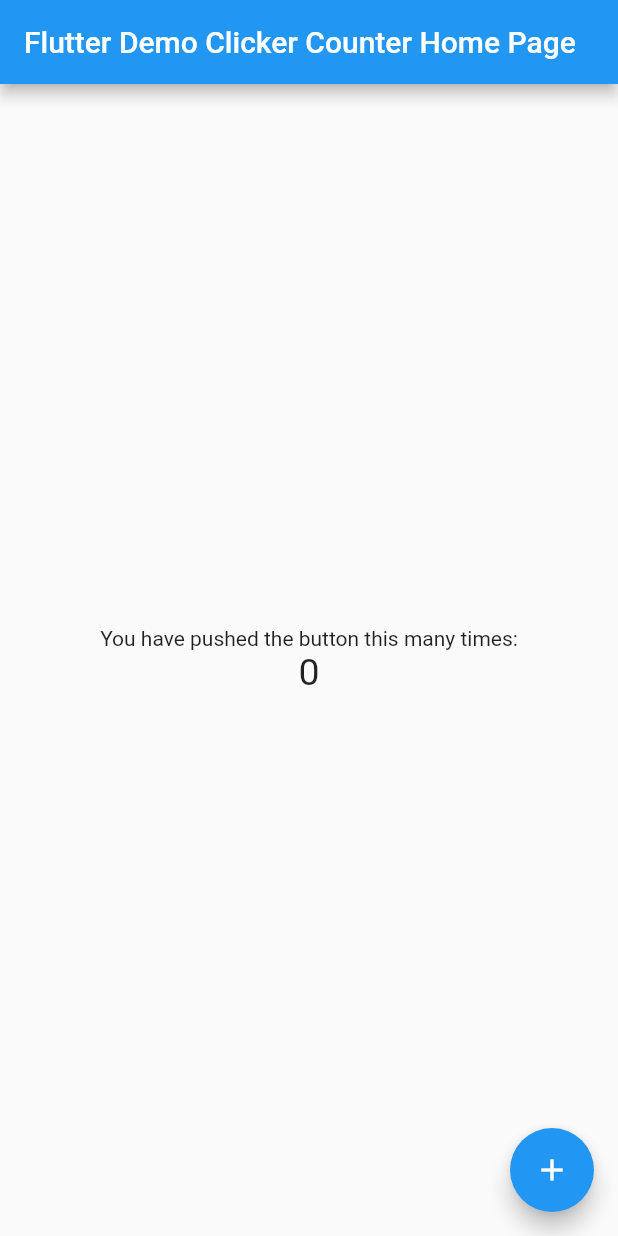
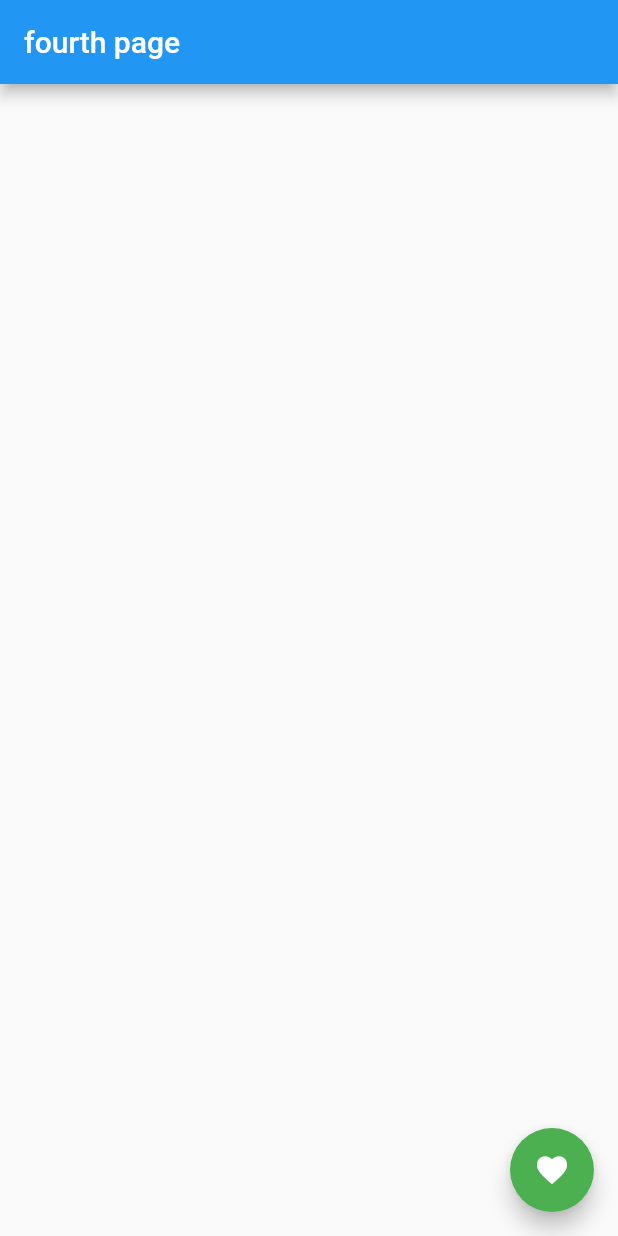
Before and after one commit to mounika-bestha11/flutter_learning, a Flutter app: the screen it shows after launch, on a phone screen of 412 x 824 dp. Run offline on Flutter 3.47's test engine with Material 2 defaults, Android fonts, the phone set to English and light mode, and no system bars.

Commit message:
base ready

```diff
--- a/lib/main.dart
+++ b/lib/main.dart
@@ -1,99 +1,32 @@
 import 'package:flutter/material.dart';
+import 'package:learn/screens/my_container_page.dart';
+import 'package:learn/screens/my_first_page.dart';
+import 'package:learn/screens/my_floating_action_button.dart';
+import 'package:learn/screens/snack_bar.dart';
 
-void main() => runApp(MyApp());
+void main() => runApp(const MyApp());
 
-class MyApp extends StatelessWidget {
+class MyApp extends StatefulWidget {
+  const MyApp({Key? key}) : super(key: key);
+
+  @override
+  State<MyApp> createState() => _MyAppState();
+}
+
+class _MyAppState extends State<MyApp> {
   // This widget is the root of your application.
   @override
   Widget build(BuildContext context) {
     return MaterialApp(
       // Application name
       title: 'Flutter Stateful Clicker Counter',
+      debugShowCheckedModeBanner: false,
       theme: ThemeData(
         // Application theme data, you can set the colors for the application as
         // you want
         primarySwatch: Colors.blue,
       ),
-      home: MyHomePage(title: 'Flutter Demo Clicker Counter Home Page'),
+      home: MyFourthPage(),
     );
   }
 }
-
-class MyHomePage extends StatefulWidget {
-  final String title;
-  const MyHomePage({Key? key, required this.title}) : super(key: key);
-
-  // This widget is the home page of your application. It is stateful, meaning
-  // that it has a State object (defined below) that contains fields that affect
-  // how it looks.
-
-  // This class is the configuration for the state. It holds the values (in this
-  // case the title) provided by the parent (in this case the App widget) and
-  // used by the build method of the State. Fields in a Widget subclass are
-  // always marked "final".
-
-  @override
-  _MyHomePageState createState() => _MyHomePageState();
-}
-
-class _MyHomePageState extends State<MyHomePage> {
-  int _counter = 0;
-
-  void _incrementCounter() {
-    setState(() {
-      // This call to setState tells the Flutter framework that something has
-      // changed in this State, which causes it to rerun the build method below
-      // so that the display can reflect the updated values. If we changed
-      // _counter without calling setState(), then the build method would not be
-      // called again, and so nothing would appear to happen.
-      _counter++;
-    });
-  }
-
-  @override
-  Widget build(BuildContext context) {
-    // This method is rerun every time setState is called, for instance as done
-    // by the _incrementCounter method above.
-    //
-    // The Flutter framework has been optimized to make rerunning build methods
-    // fast, so that you can just rebuild anything that needs updating rather
-    // than having to individually change instances of widgets.
-    return Scaffold(
-      appBar: AppBar(
-        // Here we take the value from the MyHomePage object that was created by
-        // the App.build method, and use it to set our appbar title.
-        title: Text(widget.title),
-      ),
-      body: Center(
-        // Center is a layout widget. It takes a single child and positions it
-        // in the middle of the parent.
-        child: Column(
-          // Column is also a layout widget. It takes a list of children and
-          // arranges them vertically. By default, it sizes itself to fit its
-          // children horizontally, and tries to be as tall as its parent.
-          //
-          // Column has various properties to control how it sizes itself and
-          // how it positions its children. Here we use mainAxisAlignment to
-          // center the children vertically; the main axis here is the vertical
-          // axis because Columns are vertical (the cross axis would be
-          // horizontal).
-          mainAxisAlignment: MainAxisAlignment.center,
-          children: <Widget>[
-            Text(
-              'You have pushed the button this many times:',
-            ),
-            Text(
-              '$_counter',
-              style: TextStyle(fontSize: 25),
-            ),
-          ],
-        ),
-      ),
-      floatingActionButton: FloatingActionButton(
-        onPressed: _incrementCounter,
-        tooltip: 'Increment',
-        child: Icon(Icons.add),
-      ), // This trailing comma makes auto-formatting nicer for build methods.
-    );
-  }
-}
--- /dev/null
+++ b/lib/screens/snack_bar.dart
@@ -0,0 +1,37 @@
+import 'package:flutter/cupertino.dart';
+import 'package:flutter/material.dart';
+
+class MyFourthPage extends StatelessWidget {
+  final _scaffoldKey = GlobalKey<ScaffoldState>();
+  //const MyFourthPage({Key? key}) : super(key: key);
+
+  @override
+  Widget build(BuildContext context) {
+    return Scaffold(
+      key: _scaffoldKey,
+      appBar: AppBar(
+        title: Text('fourth page'),
+      ),
+      body: Container(),
+      floatingActionButton: FloatingActionButton(
+        backgroundColor: Colors.green,
+        tooltip: 'addedFavarite',
+        onPressed: () {
+          var snackbar = SnackBar(
+            content: Text('Add to the favorite'),
+            backgroundColor: Colors.red,
+            action: SnackBarAction(
+              label: 'undo',
+              textColor: Colors.amber,
+              onPressed: (() {
+                print('favorite list');
+              }),
+            ),
+          );
+          _scaffoldKey.currentState?.showSnackBar(snackbar);
+        },
+        child: Icon(Icons.favorite),
+      ),
+    );
+  }
+}
```
Also changed, not shown: lib/screens/my_container_page.dart (added, +31 -0 lines), lib/screens/my_first_page.dart (added, +33 -0 lines), lib/screens/my_floating_action_button.dart (added, +26 -0 lines), 1 other file.
